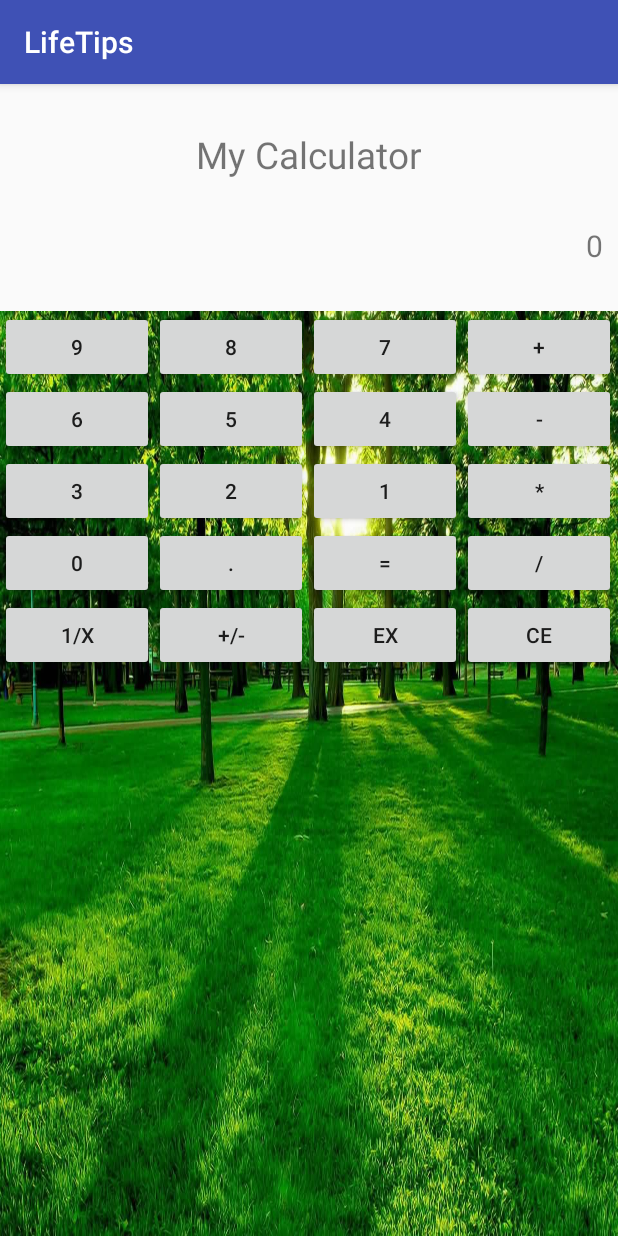
After one commit to selfconzrr/LifeTips, an Android app: the CalculatorActivity screen opened directly, with no data from a screen before it, on a phone screen of 412 x 824 dp. The commit adds this screen. Run offline under Robolectric (Android 15) with nearby library versions, the phone set to English and light mode, and no system bars.

Commit message:
增加计算器功能

```diff
--- a/app/src/main/AndroidManifest.xml
+++ b/app/src/main/AndroidManifest.xml
@@ -26,7 +26,8 @@
     <activity android:name=".LightIntensityActivity" />
     <activity android:name=".NetworkTimeActivity" />
     <activity android:name=".SMSActivity" />
-    <activity android:name=".SetActivity"></activity>
+    <activity android:name=".SetActivity" />
+    <activity android:name=".CalculatorActivity"></activity>
   </application>
 
 </manifest>
--- a/app/src/main/java/com/example/zhangruirui/lifetips/MainActivity.java
+++ b/app/src/main/java/com/example/zhangruirui/lifetips/MainActivity.java
@@ -56,6 +56,12 @@ public class MainActivity extends AppCompatActivity {
     startActivity(intent);
   }
 
+  @OnClick(R.id.calculate)
+  public void onClickCalculate() {
+    final Intent intent = new Intent(MainActivity.this, CalculatorActivity.class);
+    startActivity(intent);
+  }
+
   private void doExit() {
     new AlertDialog.Builder(MainActivity.this)
         .setTitle("Quit")
--- /dev/null
+++ b/app/src/main/res/layout/activity_calculator.xml
@@ -0,0 +1,170 @@
+<?xml version="1.0" encoding="utf-8"?>
+<LinearLayout xmlns:android="http://schemas.android.com/apk/res/android"
+  android:orientation="vertical"
+  android:layout_gravity="center"
+  android:layout_width="fill_parent"
+  android:layout_height="fill_parent">
+
+  <TextView
+    android:layout_width="wrap_content"
+    android:layout_height="wrap_content"
+    android:layout_gravity="center"
+    android:textSize="24.5sp"
+    android:layout_marginTop="30dip"
+    android:layout_marginBottom="30dip"
+    android:text="@string/title" />
+
+  <TextView
+    android:id="@+id/result"
+    android:layout_width="wrap_content"
+    android:layout_height="wrap_content"
+    android:layout_gravity="right"
+    android:layout_marginBottom="30dip"
+    android:layout_marginLeft="10dip"
+    android:layout_marginRight="10dip"
+    android:textSize="20sp"
+    android:text="@string/result" />
+
+  <TableLayout
+    android:layout_gravity="center"
+    android:layout_width="wrap_content"
+    android:layout_height="wrap_content"
+    android:background="@drawable/main_background"
+    android:stretchColumns="*">
+
+    <TableRow>
+
+      <Button
+        android:id="@+id/num_9"
+        android:layout_width="fill_parent"
+        android:layout_height="wrap_content"
+        android:text="@string/num_9_label" />
+
+      <Button
+        android:id="@+id/num_8"
+        android:layout_width="fill_parent"
+        android:layout_height="wrap_content"
+        android:text="@string/num_8_label" />
+
+      <Button
+        android:id="@+id/num_7"
+        android:layout_width="fill_parent"
+        android:layout_height="wrap_content"
+        android:text="@string/num_7_label" />
+
+      <Button
+        android:id="@+id/op_add"
+        android:layout_width="fill_parent"
+        android:layout_height="wrap_content"
+        android:text="@string/op_add_label" />
+    </TableRow>
+
+    <TableRow>
+
+      <Button
+        android:id="@+id/num_6"
+        android:layout_width="fill_parent"
+        android:layout_height="wrap_content"
+        android:text="@string/num_6_label" />
+
+      <Button
+        android:id="@+id/num_5"
+        android:layout_width="fill_parent"
+        android:layout_height="wrap_content"
+        android:text="@string/num_5_label" />
+
+      <Button
+        android:id="@+id/num_4"
+        android:layout_width="fill_parent"
+        android:layout_height="wrap_content"
+        android:text="@string/num_4_label" />
+
+      <Button
+        android:id="@+id/op_minus"
+        android:layout_width="fill_parent"
+        android:layout_height="wrap_content"
+        android:text="@string/op_minus_label" />
+    </TableRow>
+
+    <TableRow>
+
+      <Button
+        android:id="@+id/num_3"
+        android:layout_width="fill_parent"
+        android:layout_height="wrap_content"
+        android:text="@string/num_3_label" />
+
+      <Button
+        android:id="@+id/num_2"
+        android:layout_width="fill_parent"
+        android:layout_height="wrap_content"
+        android:text="@string/num_2_label" />
+
+      <Button
+        android:id="@+id/num_1"
+        android:layout_width="fill_parent"
+        android:layout_height="wrap_content"
+        android:text="@string/num_1_label" />
+
+      <Button
+        android:id="@+id/op_multi"
+        android:layout_width="fill_parent"
+        android:layout_height="wrap_content"
+        android:text="@string/op_multi_label" />
+    </TableRow>
+
+    <TableRow>
+
+      <Button
+        android:id="@+id/num_0"
+        android:layout_width="fill_parent"
+        android:layout_height="wrap_content"
+        android:text="@string/num_0_label" />
+
+      <Button
+        android:id="@+id/op_dot"
+        android:layout_width="fill_parent"
+        android:layout_height="wrap_content"
+        android:text="@string/op_dot_label" />
+
+      <Button
+        android:id="@+id/op_equal"
+        android:layout_width="fill_parent"
+        android:layout_height="wrap_content"
+        android:text="@string/op_equal_label" />
+
+      <Button
+        android:id="@+id/op_div"
+        android:layout_width="fill_parent"
+        android:layout_height="wrap_content"
+        android:text="@string/op_div_label" />
+    </TableRow>
+
+    <TableRow>
+
+      <Button
+        android:id="@+id/op_one_in_x"
+        android:layout_width="fill_parent"
+        android:layout_height="wrap_content"
+        android:text="@string/op_one_in_x_label" />
+
+      <Button
+        android:id="@+id/op_converse"
+        android:layout_width="fill_parent"
+        android:layout_height="wrap_content"
+        android:text="@string/op_converse_label" />
+
+      <Button
+        android:id="@+id/op_exit"
+        android:layout_width="fill_parent"
+        android:layout_height="wrap_content"
+        android:text="@string/op_exit_label" />
+
+      <Button
+        android:id="@+id/op_clear"
+        android:layout_width="fill_parent"
+        android:layout_height="wrap_content"
+        android:text="@string/op_clear_label" />
+    </TableRow>
+  </TableLayout>
+</LinearLayout>
--- a/app/src/main/res/values/strings.xml
+++ b/app/src/main/res/values/strings.xml
@@ -43,4 +43,29 @@
   <string name="dialog_memo_ok">确定</string>
   <string name="dialog_memo_cancle">取消</string>
 
+  <!-- calculator 计算器-->
+  <string name="calculator">计算器</string>
+  <string name="num_0_label">0</string>
+  <string name="num_1_label">1</string>
+  <string name="num_2_label">2</string>
+  <string name="num_3_label">3</string>
+  <string name="num_4_label">4</string>
+  <string name="num_5_label">5</string>
+  <string name="num_6_label">6</string>
+  <string name="num_7_label">7</string>
+  <string name="num_8_label">8</string>
+  <string name="num_9_label">9</string>
+  <string name="op_dot_label">.</string>
+  <string name="op_equal_label">=</string>
+  <string name="op_add_label">+</string>
+  <string name="op_minus_label">-</string>
+  <string name="op_multi_label">*</string>
+  <string name="op_div_label">/</string>
+  <string name="op_one_in_x_label">1/x</string>
+  <string name="op_converse_label">+/-</string>
+  <string name="op_exit_label">EX</string>
+  <string name="op_clear_label">CE</string>
+  <string name="result">0</string>
+  <string name="title">My Calculator</string>
+
 </resources>
```
Also changed, not shown: app/src/main/java/com/example/zhangruirui/lifetips/CalculatorActivity.java (added, +306 -0 lines), app/src/main/res/layout/activity_main.xml (+10 -0 lines).
